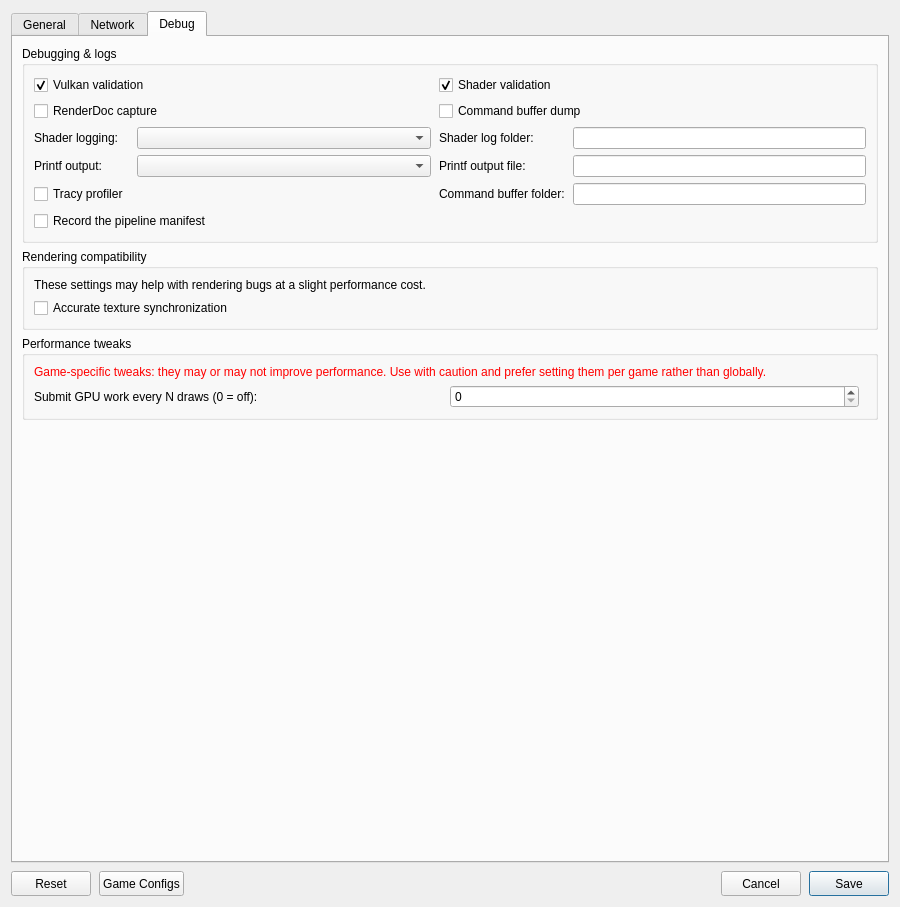
The window that src/launcher/forms/configuration_edit_dialog.ui (some-du6e/KytyPS5) describes before a commit, drawn with Qt 5.
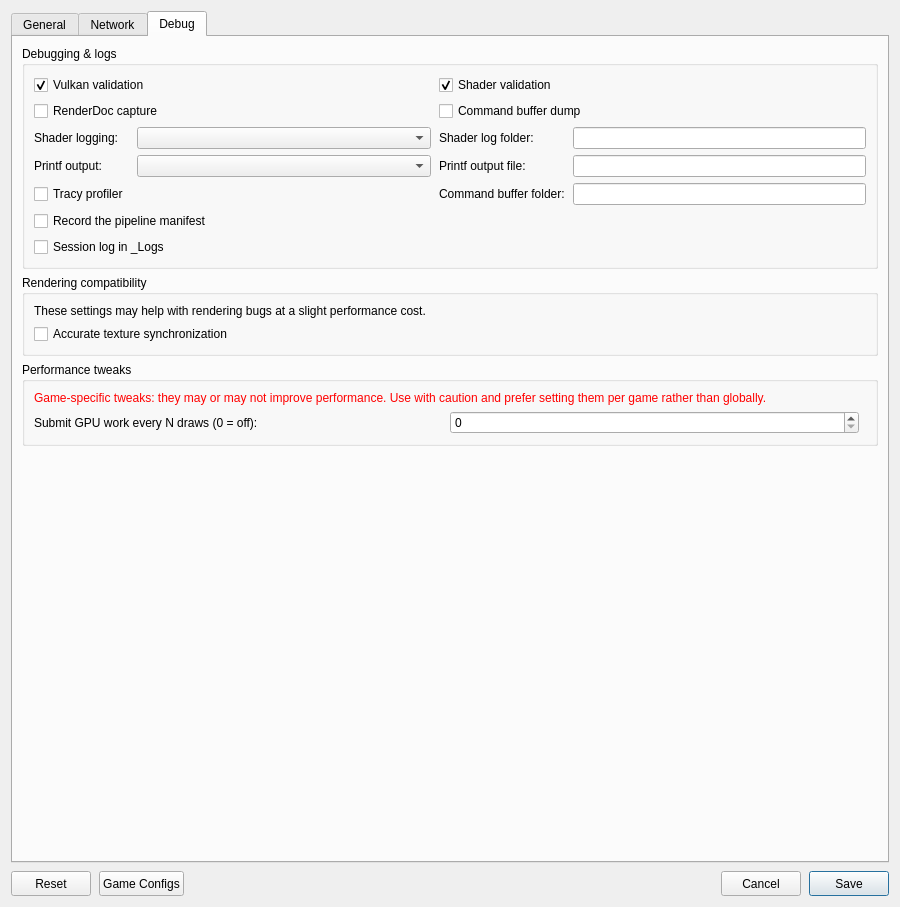
The same window after the commit. The open tabs and pages were chosen to show the change. Custom widgets are drawn as their Qt base class.

Commit message: launcher: make the session log an option, off by default

Patch:
```diff
--- a/src/launcher/forms/configuration_edit_dialog.ui
+++ b/src/launcher/forms/configuration_edit_dialog.ui
@@ -570,6 +570,12 @@
             <property name="text"><string>Record the pipeline manifest</string></property>
            </widget>
           </item>
+          <item row="6" column="0" colspan="2">
+           <widget class="QCheckBox" name="checkBox_session_log">
+            <property name="toolTip"><string>Keep the warnings, errors and crash report of every session in _Logs next to the emulator (the 20 newest are kept). Attach that file to bug reports.</string></property>
+            <property name="text"><string>Session log in _Logs</string></property>
+           </widget>
+          </item>
          </layout>
         </widget>
        </item>
```
The commit also changes 4 other files.
